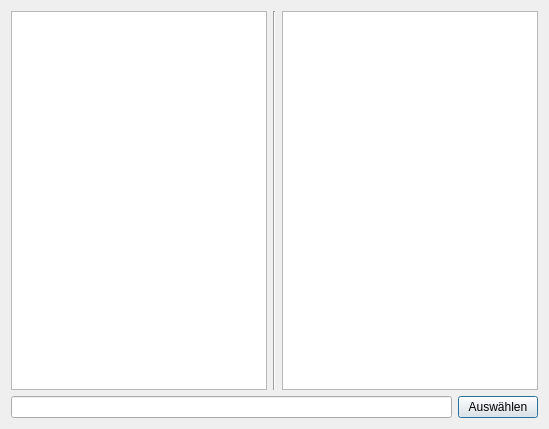
Qt form filesystem.ui (DPool3/ZmedAR) before a commit.
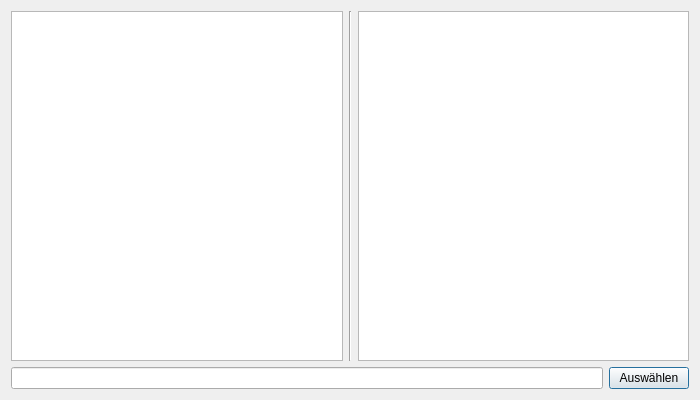
The same form after that commit.

Commit message: Slite size changes for filesystem window

What changed in the file:
```diff
--- a/filesystem.ui
+++ b/filesystem.ui
@@ -6,10 +6,16 @@
    <rect>
     <x>0</x>
     <y>0</y>
-    <width>549</width>
-    <height>429</height>
+    <width>700</width>
+    <height>400</height>
    </rect>
   </property>
+  <property name="minimumSize">
+   <size>
+    <width>700</width>
+    <height>400</height>
+   </size>
+  </property>
   <property name="windowTitle">
    <string>Dateisystem</string>
   </property>
```
